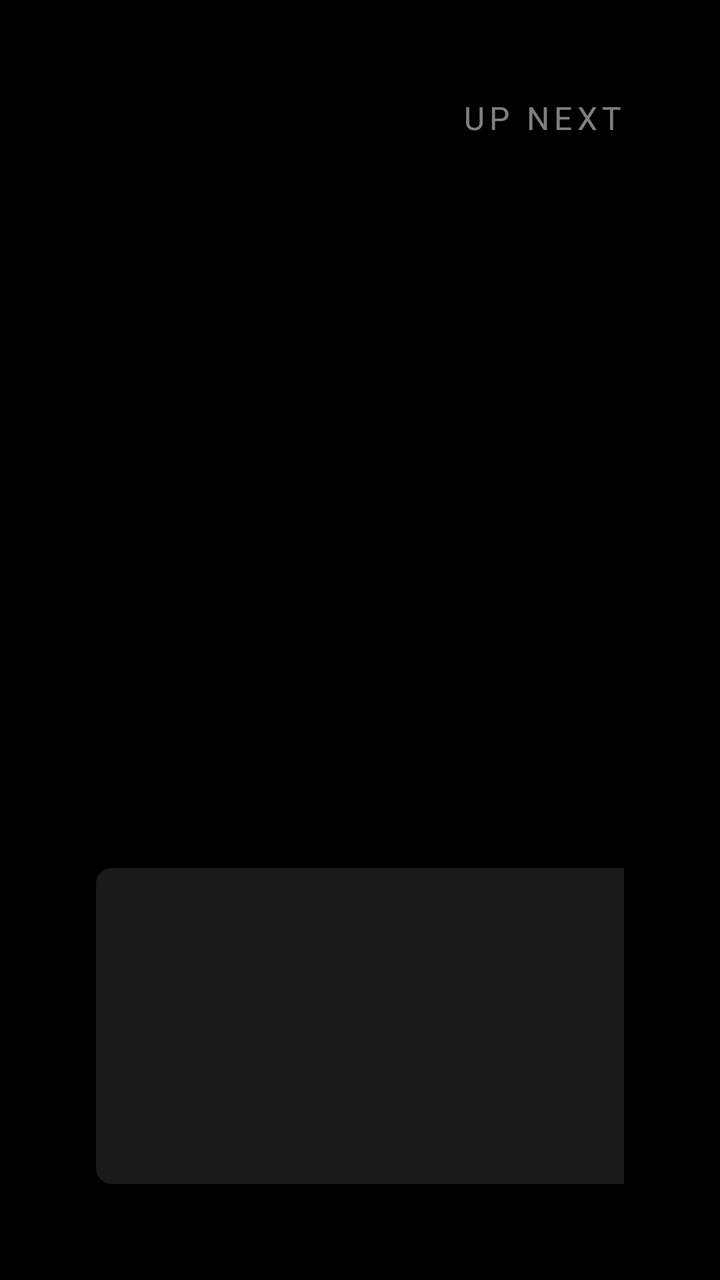
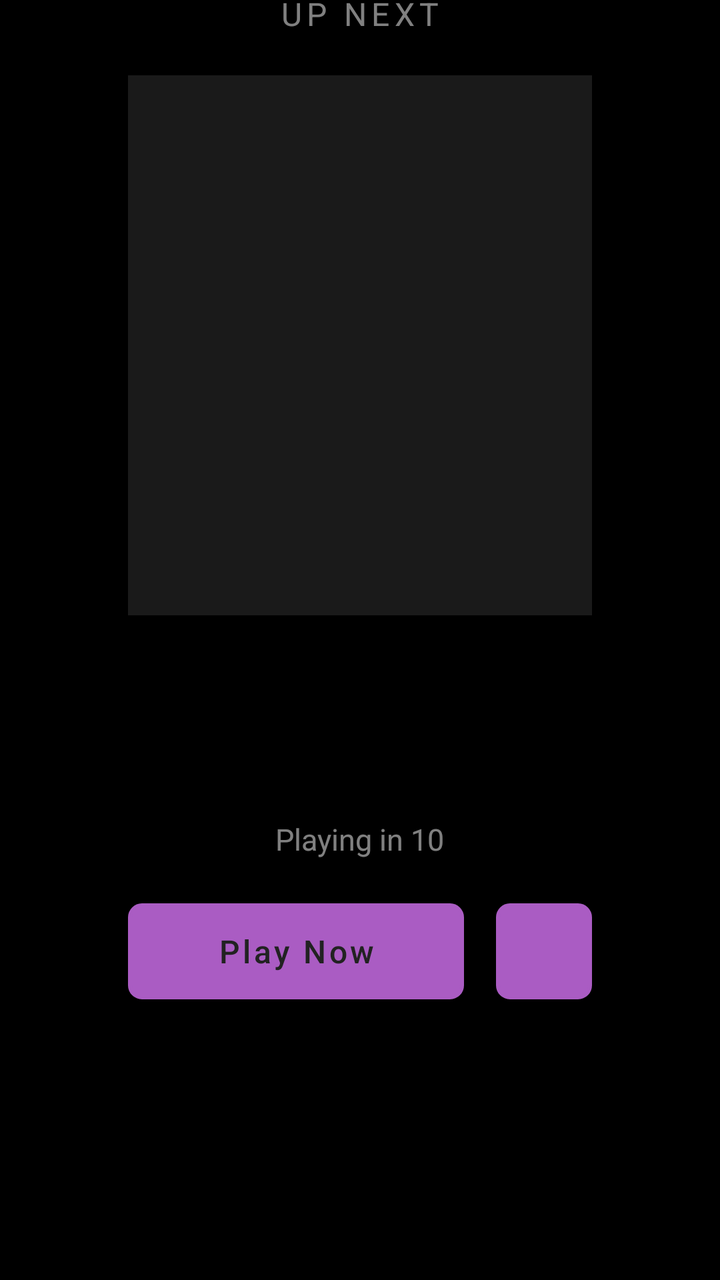

Before-and-after screenshots of an Android layout around one commit, followed by the original layout XML and the change that was made.
<!-- AndroidManifest.xml: activity theme Theme.PlezyPlexToZidoo.UpNext -->
<!-- res/layout/activity_up_next.xml -->
<?xml version="1.0" encoding="utf-8"?>
<FrameLayout xmlns:android="http://schemas.android.com/apk/res/android"
    android:layout_width="match_parent"
    android:layout_height="match_parent"
    android:background="#000000">

    
    <ImageView
        android:id="@+id/backdrop"
        android:layout_width="match_parent"
        android:layout_height="match_parent"
        android:scaleType="centerCrop"
        android:contentDescription="@null" />

    
    <View
        android:layout_width="match_parent"
        android:layout_height="match_parent"
        android:background="#B3000000" />

    
    <RelativeLayout
        android:layout_width="match_parent"
        android:layout_height="match_parent"
        android:padding="48dp">

        
        <TextView
            android:id="@+id/upNextLabel"
            android:layout_width="wrap_content"
            android:layout_height="wrap_content"
            android:layout_alignParentTop="true"
            android:layout_alignParentEnd="true"
            android:text="@string/up_next_label"
            android:textColor="#80FFFFFF"
            android:textSize="16sp"
            android:textAllCaps="true"
            android:letterSpacing="0.15" />

        
        <LinearLayout
            android:layout_width="match_parent"
            android:layout_height="wrap_content"
            android:layout_alignParentBottom="true"
            android:orientation="horizontal"
            android:gravity="bottom">

            
            <ImageView
                android:id="@+id/episodeThumbnail"
                android:layout_width="280dp"
                android:layout_height="158dp"
                android:scaleType="centerCrop"
                android:contentDescription="@string/up_next_label"
                android:background="@drawable/thumbnail_border" />

            
            <LinearLayout
                android:layout_width="0dp"
                android:layout_height="wrap_content"
                android:layout_weight="1"
                android:layout_marginStart="24dp"
                android:layout_gravity="bottom"
                android:orientation="vertical">

                
                <TextView
                    android:id="@+id/seriesName"
                    android:layout_width="wrap_content"
                    android:layout_height="wrap_content"
                    android:textColor="#FFFFFF"
                    android:textSize="24sp"
                    android:textStyle="bold"
                    android:maxLines="1"
                    android:ellipsize="end" />

                
                <TextView
                    android:id="@+id/episodeInfo"
                    android:layout_width="wrap_content"
                    android:layout_height="wrap_content"
                    android:layout_marginTop="4dp"
                    android:textColor="#B3FFFFFF"
                    android:textSize="18sp"
                    android:maxLines="1"
                    android:ellipsize="end" />

                
                <TextView
                    android:id="@+id/countdown"
                    android:layout_width="wrap_content"
                    android:layout_height="wrap_content"
                    android:layout_marginTop="12dp"
                    android:text="Playing in 10"
                    android:textColor="#80FFFFFF"
                    android:textSize="14sp" />

                
                <LinearLayout
                    android:layout_width="wrap_content"
                    android:layout_height="wrap_content"
                    android:layout_marginTop="16dp"
                    android:orientation="horizontal">

                    
                    <Button
                        android:id="@+id/btnPlayNow"
                        android:layout_width="wrap_content"
                        android:layout_height="48dp"
                        android:minWidth="160dp"
                        android:paddingStart="24dp"
                        android:paddingEnd="24dp"
                        android:text="@string/play_now"
                        android:textColor="#FFFFFF"
                        android:textSize="16sp"
                        android:textAllCaps="false"
                        android:background="@drawable/btn_play_now"
                        android:focusable="true"
                        android:nextFocusRight="@id/btnCancel" />

                    
                    <Button
                        android:id="@+id/btnCancel"
                        android:layout_width="wrap_content"
                        android:layout_height="48dp"
                        android:minWidth="120dp"
                        android:paddingStart="24dp"
                        android:paddingEnd="24dp"
                        android:layout_marginStart="16dp"
                        android:text="@string/cancel"
                        android:textColor="#CCCCCC"
                        android:textSize="16sp"
                        android:textAllCaps="false"
                        android:background="@drawable/btn_cancel"
                        android:focusable="true"
                        android:nextFocusLeft="@id/btnPlayNow" />

                </LinearLayout>

            </LinearLayout>

        </LinearLayout>

    </RelativeLayout>

</FrameLayout>
<!-- resources referenced by this layout -->
<resources>
  <!-- drawable btn_cancel (drawable) -->
  <?xml version="1.0" encoding="utf-8"?>
  <selector xmlns:android="http://schemas.android.com/apk/res/android">
      
      <item android:state_focused="true">
          <shape android:shape="rectangle">
              <solid android:color="#33FFFFFF" />
              <corners android:radius="6dp" />
              <stroke android:width="3dp" android:color="#FFFFFF" />
          </shape>
      </item>
      
      <item android:state_pressed="true">
          <shape android:shape="rectangle">
              <solid android:color="#44FFFFFF" />
              <corners android:radius="6dp" />
          </shape>
      </item>
      
      <item>
          <shape android:shape="rectangle">
              <solid android:color="#00000000" />
              <corners android:radius="6dp" />
              <stroke android:width="1dp" android:color="#66FFFFFF" />
          </shape>
      </item>
  </selector>
  <!-- drawable btn_play_now (drawable) -->
  <?xml version="1.0" encoding="utf-8"?>
  <selector xmlns:android="http://schemas.android.com/apk/res/android">
      
      <item android:state_focused="true">
          <shape android:shape="rectangle">
              <solid android:color="#CC5CC3" />
              <corners android:radius="6dp" />
              <stroke android:width="3dp" android:color="#FFFFFF" />
          </shape>
      </item>
      
      <item android:state_pressed="true">
          <shape android:shape="rectangle">
              <solid android:color="#7C2D9E" />
              <corners android:radius="6dp" />
          </shape>
      </item>
      
      <item>
          <shape android:shape="rectangle">
              <solid android:color="#AA5CC3" />
              <corners android:radius="6dp" />
          </shape>
      </item>
  </selector>
  <!-- drawable thumbnail_border (drawable) -->
  <?xml version="1.0" encoding="utf-8"?>
  <shape xmlns:android="http://schemas.android.com/apk/res/android"
      android:shape="rectangle">
      <solid android:color="#1AFFFFFF" />
      <corners android:radius="8dp" />
  </shape>
  <string name="cancel">Cancel</string>
  <string name="play_now">Play Now</string>
  <string name="up_next_label">Up Next</string>
  <style name="Theme.PlezyPlexToZidoo.UpNext" parent="Theme.PlezyPlexToZidoo">
          <item name="windowNoTitle">true</item>
          <item name="windowActionBar">false</item>
          <item name="android:windowFullscreen">true</item>
          <item name="android:windowBackground">@color/black</item>
      </style>
  <style name="Theme.PlezyPlexToZidoo" parent="Theme.MaterialComponents.DayNight.DarkActionBar">
          
          <item name="colorPrimary">@color/purple_500</item>
          <item name="colorPrimaryVariant">@color/purple_700</item>
          <item name="colorOnPrimary">@color/white</item>
          
          <item name="colorSecondary">@color/teal_200</item>
          <item name="colorSecondaryVariant">@color/teal_700</item>
          <item name="colorOnSecondary">@color/black</item>
          
          <item name="android:statusBarColor">@color/black</item>
          
          <item name="android:windowBackground">@color/black</item>
      </style>
  <color name="black">#FF000000</color>
  <color name="purple_500">#FFAA5CC3</color>
  <color name="purple_700">#FF7C2D9E</color>
  <color name="white">#FFFFFFFF</color>
  <color name="teal_200">#FF03DAC5</color>
  <color name="teal_700">#FF018786</color>
</resources>

<!-- the commit's change to res/layout/activity_up_next.xml (unified diff, before → after) -->
@@ -4,143 +4,119 @@
     android:layout_height="match_parent"
     android:background="#000000">
 
-    
     <ImageView
         android:id="@+id/backdrop"
         android:layout_width="match_parent"
         android:layout_height="match_parent"
-        android:scaleType="centerCrop"
-        android:contentDescription="@null" />
+        android:contentDescription="@null"
+        android:scaleType="centerCrop" />
 
-    
     <View
         android:layout_width="match_parent"
         android:layout_height="match_parent"
         android:background="#B3000000" />
 
     
-    <RelativeLayout
+    <LinearLayout
         android:layout_width="match_parent"
-        android:layout_height="match_parent"
-        android:padding="48dp">
+        android:layout_height="wrap_content"
+        android:layout_gravity="center"
+        android:layout_marginStart="64dp"
+        android:layout_marginEnd="64dp"
+        android:layout_marginBottom="72dp"
+        android:gravity="center_horizontal"
+        android:orientation="vertical">
 
-        
         <TextView
             android:id="@+id/upNextLabel"
             android:layout_width="wrap_content"
             android:layout_height="wrap_content"
-            android:layout_alignParentTop="true"
-            android:layout_alignParentEnd="true"
+            android:letterSpacing="0.15"
             android:text="@string/up_next_label"
+            android:textAllCaps="true"
             android:textColor="#80FFFFFF"
-            android:textSize="16sp"
-            android:textAllCaps="true"
-            android:letterSpacing="0.15" />
+            android:textSize="16sp" />
 
-        
+        <ImageView
+            android:id="@+id/episodeThumbnail"
+            android:layout_width="480dp"
+            android:layout_height="270dp"
+            android:layout_marginTop="20dp"
+            android:adjustViewBounds="true"
+            android:background="@drawable/thumbnail_border"
+            android:contentDescription="@string/up_next_label"
+            android:scaleType="centerCrop" />
+
+        <TextView
+            android:id="@+id/seriesName"
+            android:layout_width="wrap_content"
+            android:layout_height="wrap_content"
+            android:layout_marginTop="20dp"
+            android:ellipsize="end"
+            android:gravity="center"
+            android:maxLines="1"
+            android:textColor="#FFFFFF"
+            android:textSize="28sp"
+            android:textStyle="bold" />
+
+        <TextView
+            android:id="@+id/episodeInfo"
+            android:layout_width="wrap_content"
+            android:layout_height="wrap_content"
+            android:layout_marginTop="6dp"
+            android:ellipsize="end"
+            android:gravity="center"
+            android:maxLines="1"
+            android:textColor="#B3FFFFFF"
+            android:textSize="18sp" />
+
+        <TextView
+            android:id="@+id/countdown"
+            android:layout_width="wrap_content"
+            android:layout_height="wrap_content"
+            android:layout_marginTop="14dp"
+            android:text="Playing in 10"
+            android:textColor="#80FFFFFF"
+            android:textSize="15sp" />
+
         <LinearLayout
-            android:layout_width="match_parent"
+            android:layout_width="wrap_content"
             android:layout_height="wrap_content"
-            android:layout_alignParentBottom="true"
-            android:orientation="horizontal"
-            android:gravity="bottom">
+            android:layout_marginTop="22dp"
+            android:gravity="center"
+            android:orientation="horizontal">
 
-            
-            <ImageView
-                android:id="@+id/episodeThumbnail"
-                android:layout_width="280dp"
-                android:layout_height="158dp"
-                android:scaleType="centerCrop"
-                android:contentDescription="@string/up_next_label"
-                android:background="@drawable/thumbnail_border" />
+            <Button
+                android:id="@+id/btnPlayNow"
+                android:layout_width="wrap_content"
+                android:layout_height="48dp"
+                android:background="@drawable/btn_tv_focus"
+                android:focusable="true"
+                android:minWidth="168dp"
+                android:nextFocusRight="@id/btnCancel"
+                android:paddingStart="24dp"
+                android:paddingEnd="24dp"
+                android:text="@string/play_now"
+                android:textAllCaps="false"
+                android:textColor="@color/tv_focus_button_text"
+                android:textSize="16sp" />
 
-            
-            <LinearLayout
-                android:layout_width="0dp"
-                android:layout_height="wrap_content"
-                android:layout_weight="1"
-                android:layout_marginStart="24dp"
-                android:layout_gravity="bottom"
-                android:orientation="vertical">
-
-                
-                <TextView
-                    android:id="@+id/seriesName"
-                    android:layout_width="wrap_content"
-                    android:layout_height="wrap_content"
-                    android:textColor="#FFFFFF"
-                    android:textSize="24sp"
-                    android:textStyle="bold"
-                    android:maxLines="1"
-                    android:ellipsize="end" />
-
-                
-                <TextView
-                    android:id="@+id/episodeInfo"
-                    android:layout_width="wrap_content"
-                    android:layout_height="wrap_content"
-                    android:layout_marginTop="4dp"
-                    android:textColor="#B3FFFFFF"
-                    android:textSize="18sp"
-                    android:maxLines="1"
-                    android:ellipsize="end" />
-
-                
-                <TextView
-                    android:id="@+id/countdown"
-                    android:layout_width="wrap_content"
-                    android:layout_height="wrap_content"
-                    android:layout_marginTop="12dp"
-                    android:text="Playing in 10"
-                    android:textColor="#80FFFFFF"
-                    android:textSize="14sp" />
-
-                
-                <LinearLayout
-                    android:layout_width="wrap_content"
-                    android:layout_height="wrap_content"
-                    android:layout_marginTop="16dp"
-                    android:orientation="horizontal">
-
-                    
-                    <Button
-                        android:id="@+id/btnPlayNow"
-                        android:layout_width="wrap_content"
-                        android:layout_height="48dp"
-                        android:minWidth="160dp"
-                        android:paddingStart="24dp"
-                        android:paddingEnd="24dp"
-                        android:text="@string/play_now"
-                        android:textColor="#FFFFFF"
-                        android:textSize="16sp"
-                        android:textAllCaps="false"
-                        android:background="@drawable/btn_play_now"
-                        android:focusable="true"
-                        android:nextFocusRight="@id/btnCancel" />
-
-                    
-                    <Button
-                        android:id="@+id/btnCancel"
-                        android:layout_width="wrap_content"
-                        android:layout_height="48dp"
-                        android:minWidth="120dp"
-                        android:paddingStart="24dp"
-                        android:paddingEnd="24dp"
-                        android:layout_marginStart="16dp"
-                        android:text="@string/cancel"
-                        android:textColor="#CCCCCC"
-                        android:textSize="16sp"
-                        android:textAllCaps="false"
-                        android:background="@drawable/btn_cancel"
-                        android:focusable="true"
-                        android:nextFocusLeft="@id/btnPlayNow" />
-
-                </LinearLayout>
-
-            </LinearLayout>
-
+            <Button
+                android:id="@+id/btnCancel"
+                android:layout_width="wrap_content"
+                android:layout_height="48dp"
+                android:layout_marginStart="16dp"
+                android:background="@drawable/btn_tv_focus"
+                android:focusable="true"
+                android:minWidth="128dp"
+                android:nextFocusLeft="@id/btnPlayNow"
+                android:paddingStart="24dp"
+                android:paddingEnd="24dp"
+                android:text="@string/cancel"
+                android:textAllCaps="false"
+                android:textColor="@color/tv_focus_button_text"
+                android:textSize="16sp" />
         </LinearLayout>
-
-    </RelativeLayout>
+    </LinearLayout>
 
 </FrameLayout>
<!-- resource entries referenced after the edit -->
@@ -1,55 +1,34 @@
 <!-- resources referenced by this layout -->
 <resources>
-  <!-- drawable btn_cancel (drawable) -->
+  <!-- drawable btn_tv_focus (drawable) -->
   <?xml version="1.0" encoding="utf-8"?>
   <selector xmlns:android="http://schemas.android.com/apk/res/android">
-      
       <item android:state_focused="true">
           <shape android:shape="rectangle">
-              <solid android:color="#33FFFFFF" />
+              <solid android:color="#FF000000" />
               <corners android:radius="6dp" />
-              <stroke android:width="3dp" android:color="#FFFFFF" />
+              <stroke android:width="2dp" android:color="#FFFFFFFF" />
           </shape>
       </item>
-      
       <item android:state_pressed="true">
           <shape android:shape="rectangle">
-              <solid android:color="#44FFFFFF" />
+              <solid android:color="#FF000000" />
               <corners android:radius="6dp" />
+              <stroke android:width="2dp" android:color="#FFFFFFFF" />
           </shape>
       </item>
-      
+      <item android:state_selected="true">
+          <shape android:shape="rectangle">
+              <solid android:color="#FF000000" />
+              <corners android:radius="6dp" />
+              <stroke android:width="2dp" android:color="#FFFFFFFF" />
+          </shape>
+      </item>
       <item>
           <shape android:shape="rectangle">
-              <solid android:color="#00000000" />
+              <solid android:color="#FFE0E0E0" />
               <corners android:radius="6dp" />
-              <stroke android:width="1dp" android:color="#66FFFFFF" />
-          </shape>
-      </item>
-  </selector>
-  <!-- drawable btn_play_now (drawable) -->
-  <?xml version="1.0" encoding="utf-8"?>
-  <selector xmlns:android="http://schemas.android.com/apk/res/android">
-      
-      <item android:state_focused="true">
-          <shape android:shape="rectangle">
-              <solid android:color="#CC5CC3" />
-              <corners android:radius="6dp" />
-              <stroke android:width="3dp" android:color="#FFFFFF" />
-          </shape>
-      </item>
-      
-      <item android:state_pressed="true">
-          <shape android:shape="rectangle">
-              <solid android:color="#7C2D9E" />
-              <corners android:radius="6dp" />
-          </shape>
-      </item>
-      
-      <item>
-          <shape android:shape="rectangle">
-              <solid android:color="#AA5CC3" />
-              <corners android:radius="6dp" />
+              <stroke android:width="2dp" android:color="#FFFFFFFF" />
           </shape>
       </item>
   </selector>
